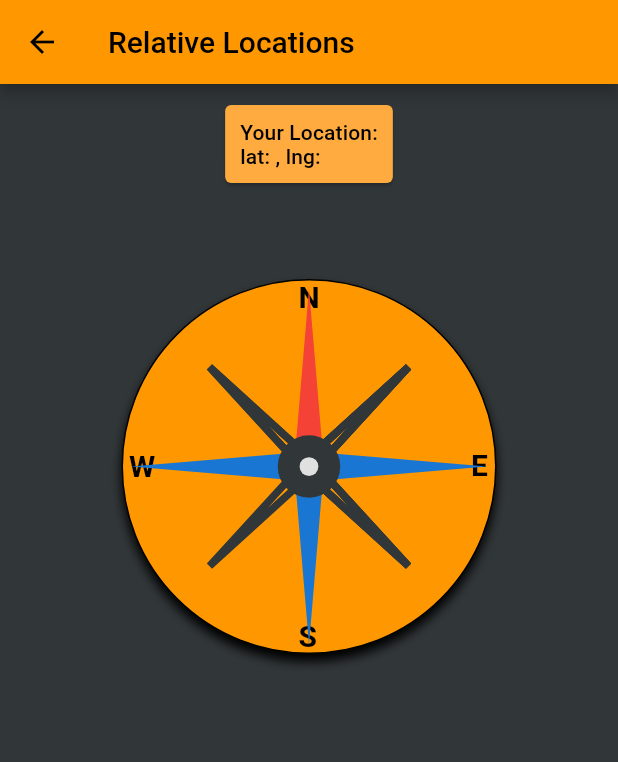
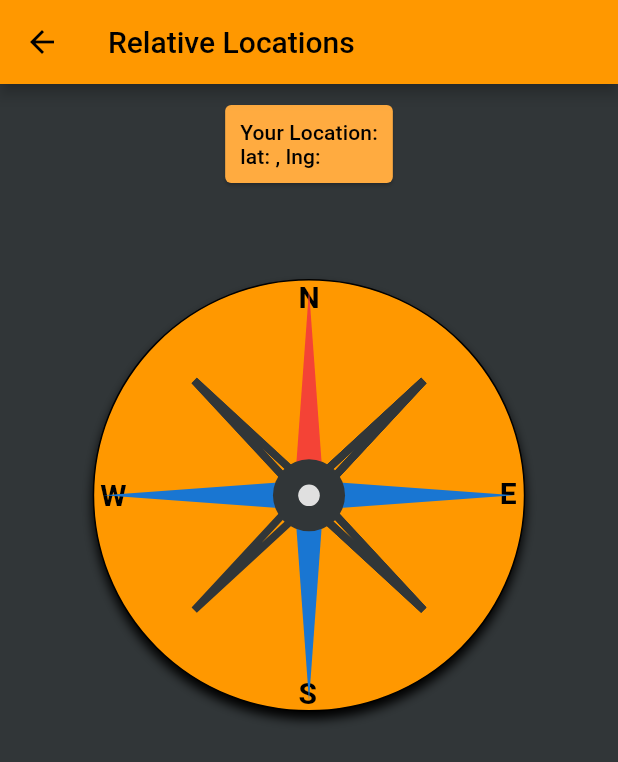
Before and after one commit to chirpnets/chirp-nets-mobile, a Flutter app: the CompassScreen screen opened by its route, on a phone screen of 412 x 824 dp. Shown: the top 762 px of the screen. Run offline on Flutter 3.47's test engine with Material 2 defaults, Android fonts, the phone set to English and light mode, and no system bars; our stand-ins replace flutter_blue, flutter_compass, flutter_slidable, fluttertoast, location, sqflite; accounts and stored records are empty; statements that could not run were skipped.

Commit message:
make compass and bottom cards responsive

```diff
--- a/lib/providers/users.dart
+++ b/lib/providers/users.dart
@@ -52,6 +52,9 @@ class Users with ChangeNotifier {
         isCurrentUser: isCurrentUser,
       ),
     );
+    if(isCurrentUser) {
+      _currentUser = _users[id];
+    }
     notifyListeners();
     return id;
   }
--- a/lib/widgets/compass/compass_widget.dart
+++ b/lib/widgets/compass/compass_widget.dart
@@ -20,8 +20,6 @@ class CompassWidget extends StatefulWidget {
 
 class _CompassWidgetState extends State<CompassWidget>
     with SingleTickerProviderStateMixin {
-  final double width = 250;
-  final double height = 250;
   final compass = FlutterCompass();
   double rotationAngle = 0;
 
@@ -54,15 +52,20 @@ class _CompassWidgetState extends State<CompassWidget>
 
   @override
   Widget build(BuildContext context) {
+    double height = MediaQuery.of(context).size.height;
+    double width = MediaQuery.of(context).size.width;
+    double radius = width * 0.7;
+    if (height < width) {
+      radius = height * 0.4;
+    }
     return Container(
-      height: 250,
       margin: EdgeInsets.only(top: 50),
       child: Stack(
         children: [
           Center(
             child: Container(
-              width: width,
-              height: height,
+              width: radius,
+              height: radius,
               decoration: BoxDecoration(
                 border: Border.all(
                   color: Colors.black,
@@ -90,8 +93,8 @@ class _CompassWidgetState extends State<CompassWidget>
                   decoration: BoxDecoration(
                     shape: BoxShape.circle,
                   ),
-                  height: height,
-                  width: width,
+                  height: radius,
+                  width: radius,
                   child: CustomPaint(
                     painter: CompassPainter(
                       user: widget.currentUser,
--- a/lib/widgets/users/add_first_user_widget.dart
+++ b/lib/widgets/users/add_first_user_widget.dart
@@ -21,7 +21,6 @@ class AddFirstUserWidget extends StatelessWidget {
   @override
   Widget build(BuildContext context) {
     return Container(
-      child: Container(
       child: Card(
         color: Theme.of(context).accentColor,
         child: Container(
@@ -106,7 +105,6 @@ class AddFirstUserWidget extends StatelessWidget {
           ),
         ),
       ),
-      ),
     );
   }
 }
```
Also changed, not shown: lib/screens/conversations_screen.dart (+14 -12 lines), 1 other file. Lines whose indentation alone changed are shown as unchanged.
